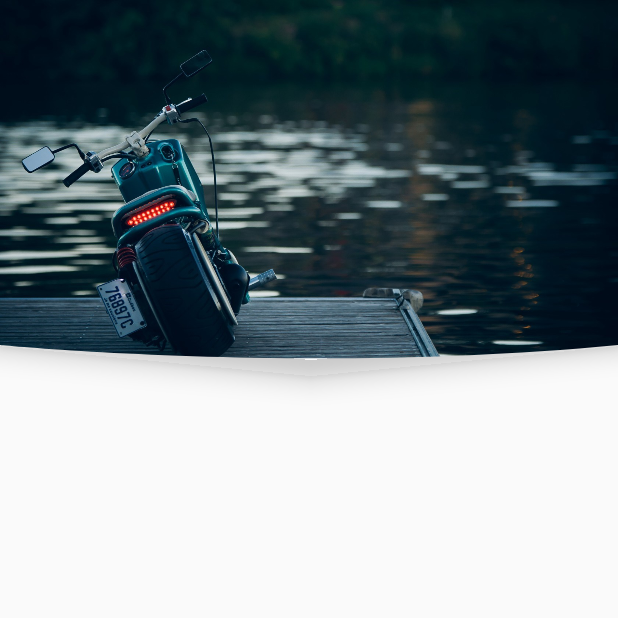
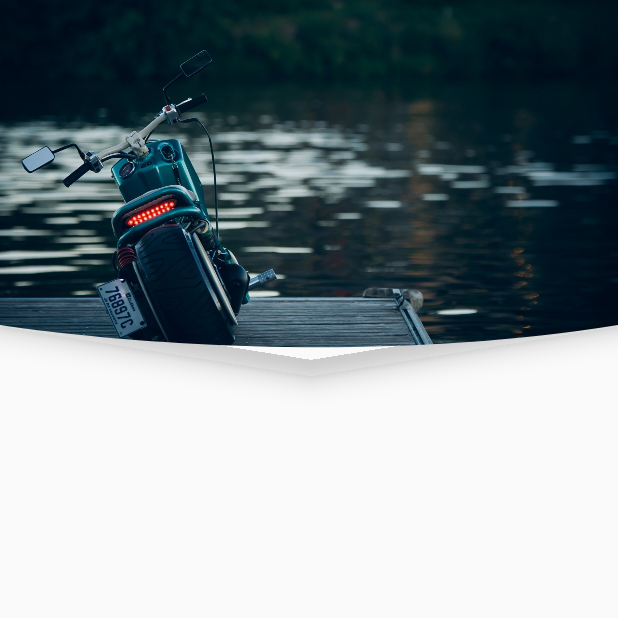
Before and after one commit to developer-shivam/Crescento, an Android app: the screen it shows after launch (MainActivity), on a phone screen of 412 x 824 dp, the top half of it. Run offline under Robolectric (Android 15) with nearby library versions, the phone set to English and light mode, and no system bars; 1 statement that could not run was skipped.

```diff
--- a/app/src/main/res/layout/activity_main.xml
+++ b/app/src/main/res/layout/activity_main.xml
@@ -7,11 +7,11 @@
     android:layout_height="match_parent"
     tools:context="developer.shivam.headerimageview.MainActivity">
 
-    <developer.shivam.library.HeaderImageView
+    <developer.shivam.library.CrescentoImageView
         android:layout_width="match_parent"
         android:layout_height="250dp"
         android:scaleType="centerCrop"
         android:elevation="10dp"
         android:src="@drawable/bike_wallpaper"
-        attribute:height="20dp"/>
+        attribute:crescent="100dp"/>
 </RelativeLayout>
--- a/library/src/main/java/developer/shivam/library/HeaderImageView.java
+++ b/library/src/main/java/developer/shivam/library/CrescentoImageView.java
@@ -19,7 +19,7 @@ import android.view.View;
 import android.view.ViewOutlineProvider;
 import android.widget.ImageView;
 
-public class HeaderImageView extends ImageView {
+public class CrescentoImageView extends ImageView {
 
     Context mContext;
 
@@ -37,12 +37,12 @@ public class HeaderImageView extends ImageView {
     Paint mPaint;
     private PorterDuffXfermode porterDuffXfermode;
 
-    public HeaderImageView(Context context) {
+    public CrescentoImageView(Context context) {
         super(context);
         init(context, null);
     }
 
-    public HeaderImageView(Context context, AttributeSet attrs) {
+    public CrescentoImageView(Context context, AttributeSet attrs) {
         super(context, attrs);
         init(context, attrs);
     }
@@ -58,9 +58,9 @@ public class HeaderImageView extends ImageView {
         mClipPath = new Path();
         mOutlinePath = new Path();
 
-        TypedArray styledAttributes = mContext.obtainStyledAttributes(attrs, R.styleable.HeaderImageView, 0, 0);
-        if (styledAttributes.hasValue(R.styleable.HeaderImageView_height)) {
-            curvatureHeight = (int) styledAttributes.getDimension(R.styleable.HeaderImageView_height, getDpForPixel(curvatureHeight));
+        TypedArray styledAttributes = mContext.obtainStyledAttributes(attrs, R.styleable.CrescentoImageView, 0, 0);
+        if (styledAttributes.hasValue(R.styleable.CrescentoImageView_height)) {
+            curvatureHeight = (int) styledAttributes.getDimension(R.styleable.CrescentoImageView_crescent, getDpForPixel(curvatureHeight));
         }
 
         styledAttributes.recycle();
--- a/library/src/main/res/values/attrs.xml
+++ b/library/src/main/res/values/attrs.xml
@@ -1,6 +1,6 @@
 <?xml version="1.0" encoding="utf-8"?>
 <resources>
-    <declare-styleable name="HeaderImageView">
-        <attr name="height" format="dimension" />
+    <declare-styleable name="CrescentoImageView">
+        <attr name="crescent" format="dimension" />
     </declare-styleable>
 </resources>
```
Also changed, not shown: library/src/main/java/developer/shivam/library/CrescentoContainer.java (added, +118 -0 lines).
